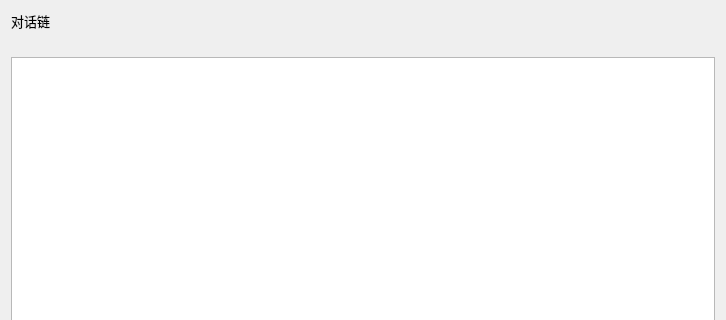
Above: src/plotviewer/plotviewer.ui from hermixy/ploteditor before the change; both pictures show x 0 to 726 and y 0 to 320 of the 726 by 496 pixel window. Below: the same form after it.
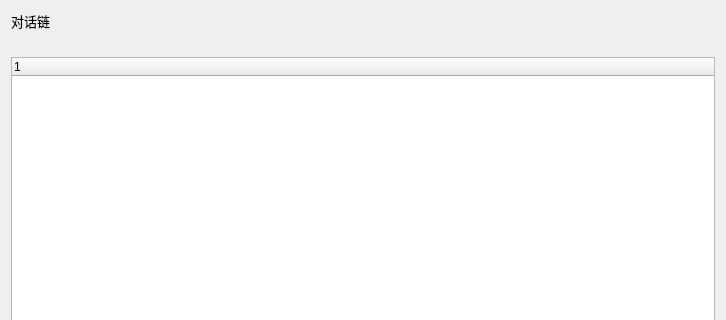
That is the form after the change.

Diff of the .ui file:
```diff
--- a/src/plotviewer/plotviewer.ui
+++ b/src/plotviewer/plotviewer.ui
@@ -41,12 +41,12 @@
     </widget>
    </item>
    <item>
-    <widget class="QListWidget" name="listWidget">
-     <property name="font">
-      <font>
-       <family>Microsoft YaHei UI</family>
-      </font>
-     </property>
+    <widget class="QTreeWidget" name="treeWidget">
+     <column>
+      <property name="text">
+       <string notr="true">1</string>
+      </property>
+     </column>
     </widget>
    </item>
    <item>
```
